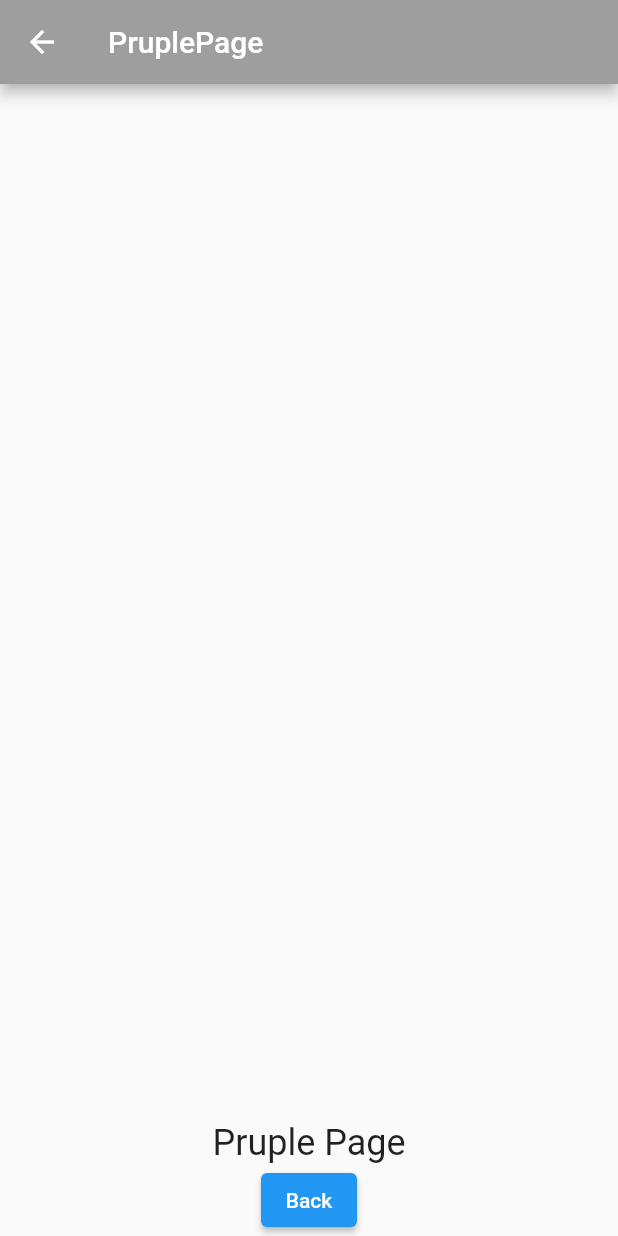
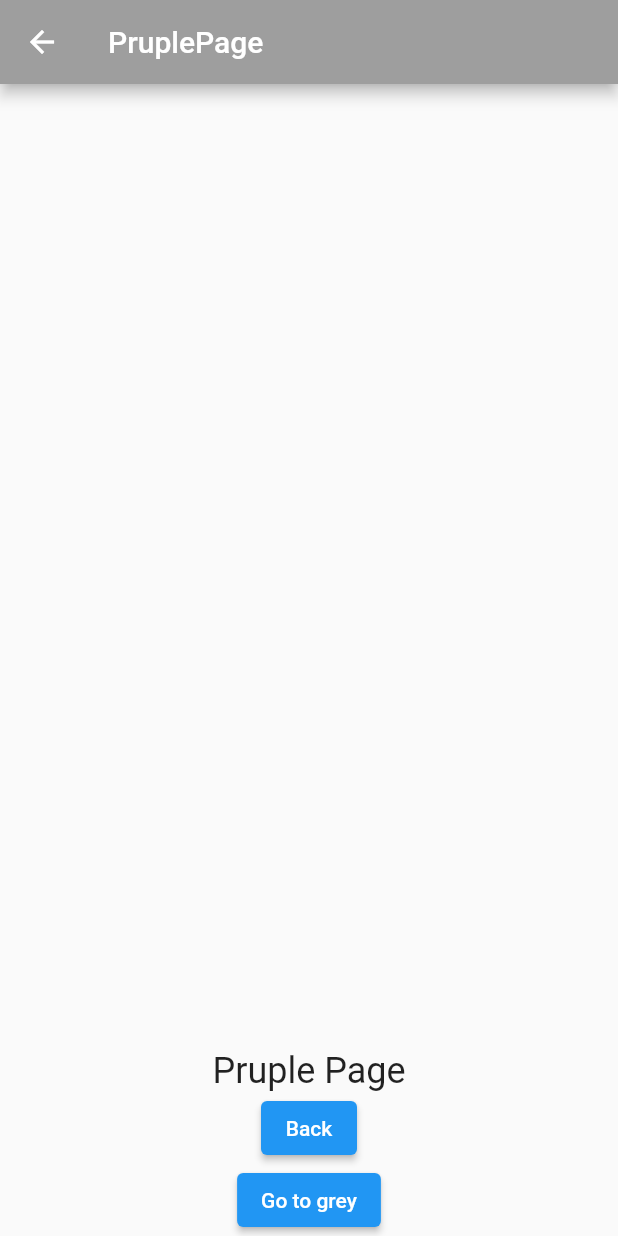
Before and after one commit to Gokdenizsari/flutter_Navigations, a Flutter app: the PurplePage screen opened directly, on a phone screen of 412 x 824 dp. Run offline on Flutter 3.47's test engine with Material 2 defaults, Android fonts, the phone set to English and light mode, and no system bars.

Commit message:
Update purple_page.dart

```diff
--- a/lib/purple_page.dart
+++ b/lib/purple_page.dart
@@ -31,7 +31,13 @@ class PurplePage extends StatelessWidget {
                   print("sayı = $_randomSayi");
                   Navigator.of(context).pop(_randomSayi);
                 },
-                child: Text("Back"))
+                child: Text("Back")),
+            ElevatedButton(
+                onPressed: () {
+                  Navigator.pushNamed(context, "-greyPage");
+                },
+                style: ElevatedButton.styleFrom(primary: Colors.blue),
+                child: Text("Go to grey")),
           ],
         )),
       ),
```
